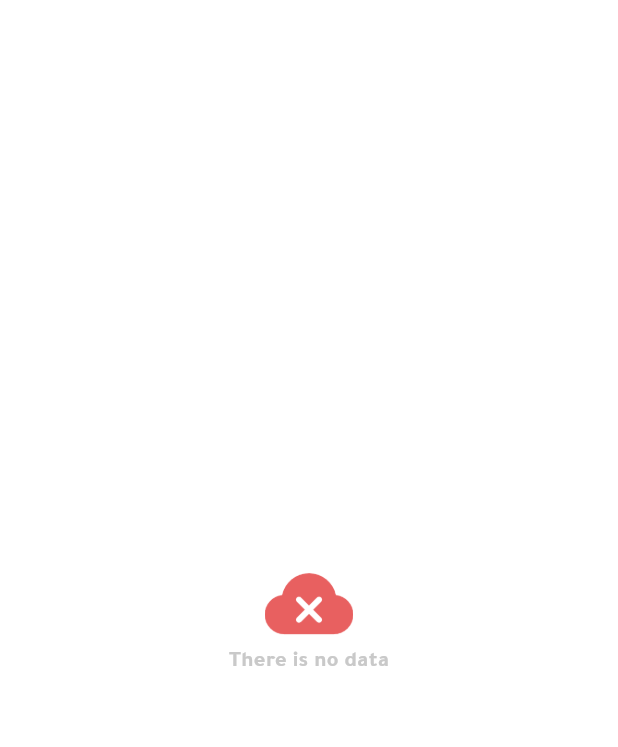
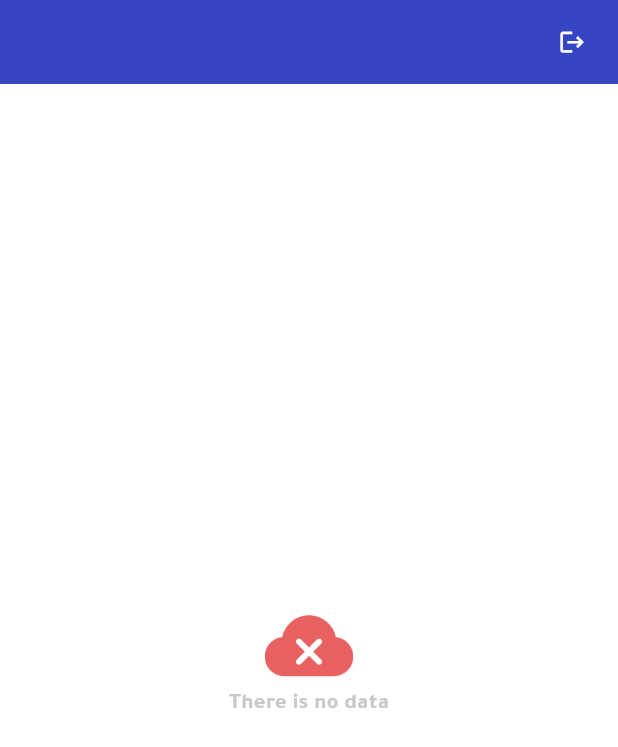
Before and after one commit to ahmed3ssem/educatly_task, a Flutter app: the HomeScreen screen opened by its route, on a phone screen of 412 x 824 dp. Shown: the top 747 px of the screen. Run offline on Flutter 3.47's test engine with Material 3 defaults, Android fonts, the phone set to English and light mode, and no system bars; our stand-ins replace bloc, cached_network_image, cloud_firestore, dartz, dio, equatable and 9 more; accounts and stored records are empty; network calls fail.

Commit message:
- Add logout function

```diff
--- a/lib/feature/chat/presentation/screen/chat_screen.dart
+++ b/lib/feature/chat/presentation/screen/chat_screen.dart
@@ -87,7 +87,9 @@ class _ChatScreenState extends State<ChatScreen> {
         appBar: AppBar(
           backgroundColor: const Color(0xFF8F47FE),
           elevation: 0,
-          leading: Row(
+          leading: InkWell(
+            onTap: ()=>Navigator.pop(context),
+            child: Row(
               mainAxisAlignment: MainAxisAlignment.start,
               crossAxisAlignment: CrossAxisAlignment.center,
               children: [
@@ -101,6 +103,7 @@ class _ChatScreenState extends State<ChatScreen> {
                   ),
                 )
               ],
+            ),
           ),
           title: TextWidget(text: widget.receiverEmail,fontSize: 17.fSize,fontWeight: FontWeight.w600,),
           automaticallyImplyLeading: false,
--- a/lib/feature/home/presentation/screen/home_Screen.dart
+++ b/lib/feature/home/presentation/screen/home_Screen.dart
@@ -1,10 +1,15 @@
+import 'dart:async';
+
+import 'package:educatly_task/config/PrefHelper/prefs.dart';
 import 'package:educatly_task/config/arguments/routes_arguments.dart';
 import 'package:educatly_task/config/routes/app_routes.dart';
 import 'package:educatly_task/core/utils/app_colors.dart';
+import 'package:educatly_task/core/utils/size_utils.dart';
 import 'package:educatly_task/feature/home/data/models/home_model.dart';
 import 'package:educatly_task/feature/home/presentation/cubit/home_cubit.dart';
 import 'package:educatly_task/feature/home/presentation/widgets/user_widget.dart';
 import 'package:educatly_task/widgets/empty_data_widget.dart';
+import 'package:firebase_auth/firebase_auth.dart';
 import 'package:flutter/material.dart';
 import 'package:flutter_bloc/flutter_bloc.dart';
 
@@ -37,6 +42,12 @@ class _HomeScreenState extends State<HomeScreen> {
     }
   }
 
+  Future<void> logout() async{
+    await FirebaseAuth.instance.signOut();
+    Prefs.clear();
+    Navigator.of(context).pushNamedAndRemoveUntil(Routes.login, (Route<dynamic> route) => false);
+  }
+
   Widget homeWidget(List<HomeModel> model){
     return ListView.builder(
       itemCount: model.length ,
@@ -52,6 +63,18 @@ class _HomeScreenState extends State<HomeScreen> {
   Widget build(BuildContext context) {
     return  BlocBuilder<HomeCubit , HomeState>(builder: (context , state){
       return Scaffold(
+        appBar: AppBar(
+          automaticallyImplyLeading: false,
+          actions: [
+            InkWell(
+              onTap: logout,
+              child: Container(
+                margin: EdgeInsets.only(right: 10.w),
+                child: Icon(Icons.logout , color: AppColors.whiteColor, size: 25.fSize,),
+              ),
+            )
+          ],
+        ),
           body: checkState(state)
       );
     });
```
Lines whose indentation alone changed are shown as unchanged.
